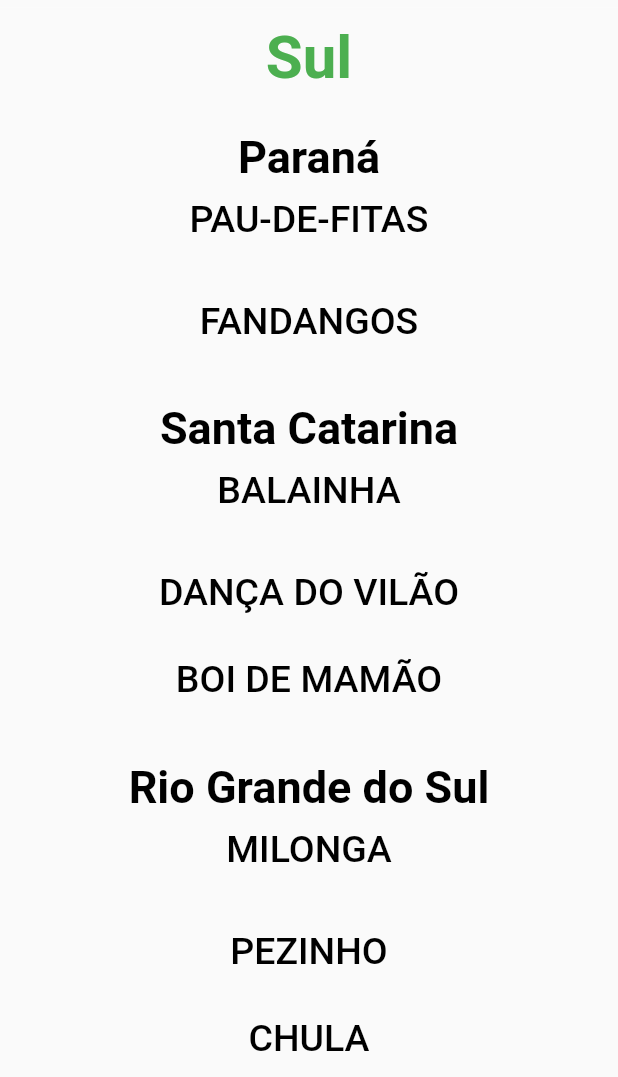
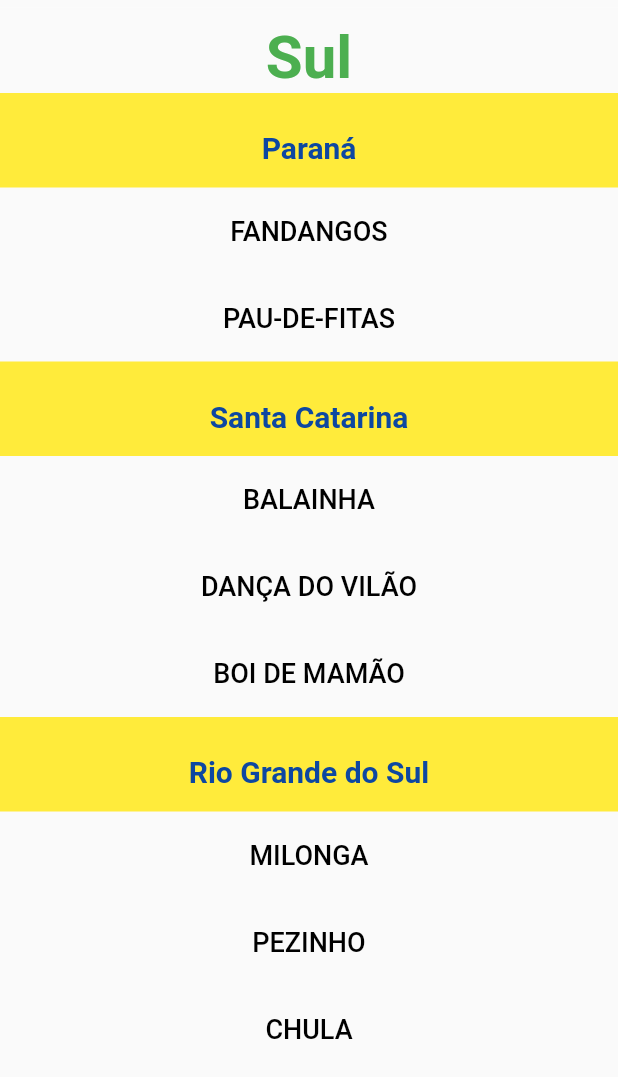
Before and after one commit to Cesarags21/danca, a Flutter app: the HomePage screen opened directly, on a phone screen of 412 x 824 dp, the part 159-1236 px from its top. Run offline on Flutter 3.47's test engine with Material 2 defaults, Android fonts, the phone set to English and light mode, and no system bars; missing offline and left inert: dart:html.

Commit message:
automacao região e danças

```diff
--- a/lib/core/app_colors.dart
+++ b/lib/core/app_colors.dart
@@ -2,4 +2,6 @@ import 'package:flutter/material.dart';
 
 class AppColors{
   static final Color primaria01 = Colors.green;
+  static final Color primaria02 = Colors.blue.shade900;
+  static final Color primaria03 = Colors.yellow;
 }
--- a/lib/pages/home/index.dart
+++ b/lib/pages/home/index.dart
@@ -1,5 +1,6 @@
 import 'dart:html';
 import 'package:flutter/material.dart';
+import 'package:regiao2/core/app_colors.dart';
 import 'package:regiao2/pages/danca/index.dart';
 import 'package:regiao2/pages/inicio/index.dart';
 
@@ -33,7 +34,7 @@ class _HomePageState extends State<HomePage> {
                   height: 50,
                   width: MediaQuery.of(context).size.width,
                   decoration: BoxDecoration(
-                    color: Colors.blue[900],
+                    color: AppColors.primaria02,
                     boxShadow: [
                       BoxShadow(
                       color: Colors.blue,
@@ -98,16 +99,19 @@ class _HomePageState extends State<HomePage> {
           //),
 
           //paraná
-          _buildDancas("Paraná", "PAU-DE-FITAS", Danca()),
+          _buildEstado("Paraná"),
           _danca("FANDANGOS", Danca()),
+          _danca("PAU-DE-FITAS", Danca()),
 
           //sc
-          _buildDancas("Santa Catarina", "BALAINHA", Danca()),
+          _buildEstado("Santa Catarina"),
+          _danca("BALAINHA", Danca()),
           _danca("DANÇA DO VILÃO", Danca()),
           _danca("BOI DE MAMÃO", Danca()),
 
           //rs
-          _buildDancas("Rio Grande do Sul", "MILONGA", Danca()),
+          _buildEstado("Rio Grande do Sul"),
+          _danca("MILONGA", Danca()),
           _danca("PEZINHO", Danca()),
           _danca("CHULA", Danca()),
 
@@ -116,32 +120,24 @@ class _HomePageState extends State<HomePage> {
     );
   }
 
-  Widget _buildDancas(estado, danca1, rota){
+  Widget _buildEstado(estado){
     return Container(
       child: Center(
         child: Container(
+              color: AppColors.primaria03,
+              width: MediaQuery.of(context).size.width,
+              height: 63,
               padding: EdgeInsets.all(15),
               child: Column(
                 children: [
                   Padding(padding: EdgeInsets.all(5)),
                   Text(estado,
                   style: TextStyle(
-                    color: Colors.black,
-                    fontSize: 30,
+                    color: AppColors.primaria02,
+                    fontSize: 20,
                     fontWeight: FontWeight.bold,
                   ),
                 ),
-
-                TextButton(onPressed: (){
-                  Navigator.of(context).pushReplacement(
-                    MaterialPageRoute(
-                      builder: (context) => rota));
-                }, child: Text(danca1,
-                  style: TextStyle(
-                    color: Colors.black,
-                    fontSize: 25,
-                  ),
-                )),
 
               ],
               ),
@@ -163,9 +159,11 @@ class _HomePageState extends State<HomePage> {
           child: Text(danca,
             style: TextStyle(
             color: Colors.black,
-            fontSize: 25,
+            fontSize: 18,
           ),
-        )),
+          )
+        ),
+
       ),
     );
   }
```
